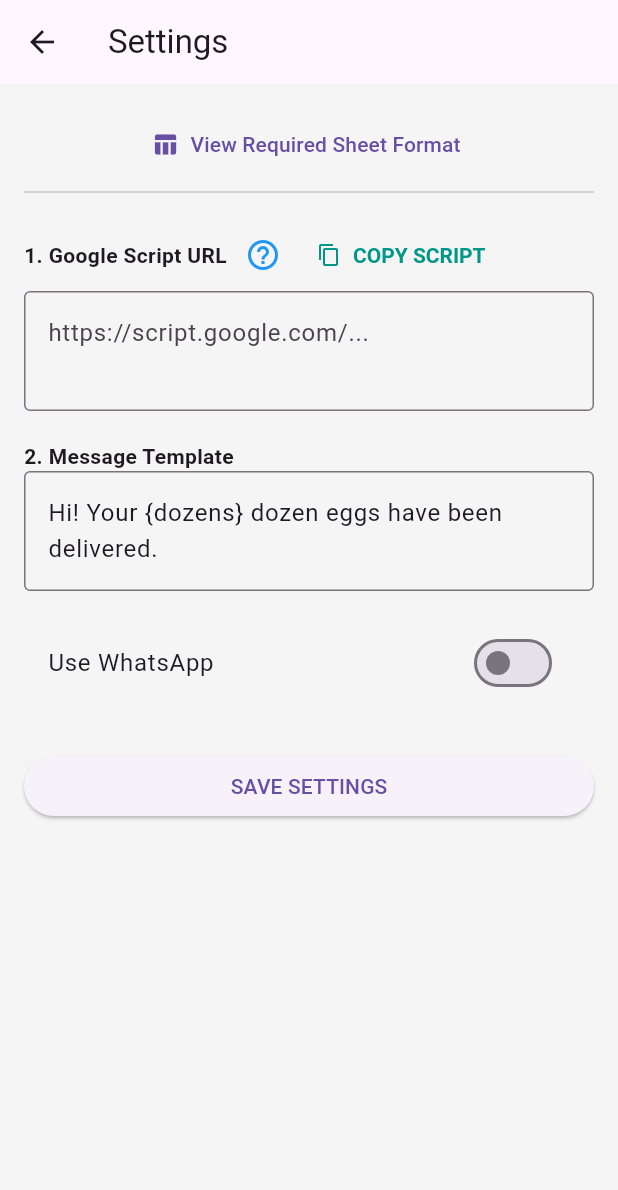
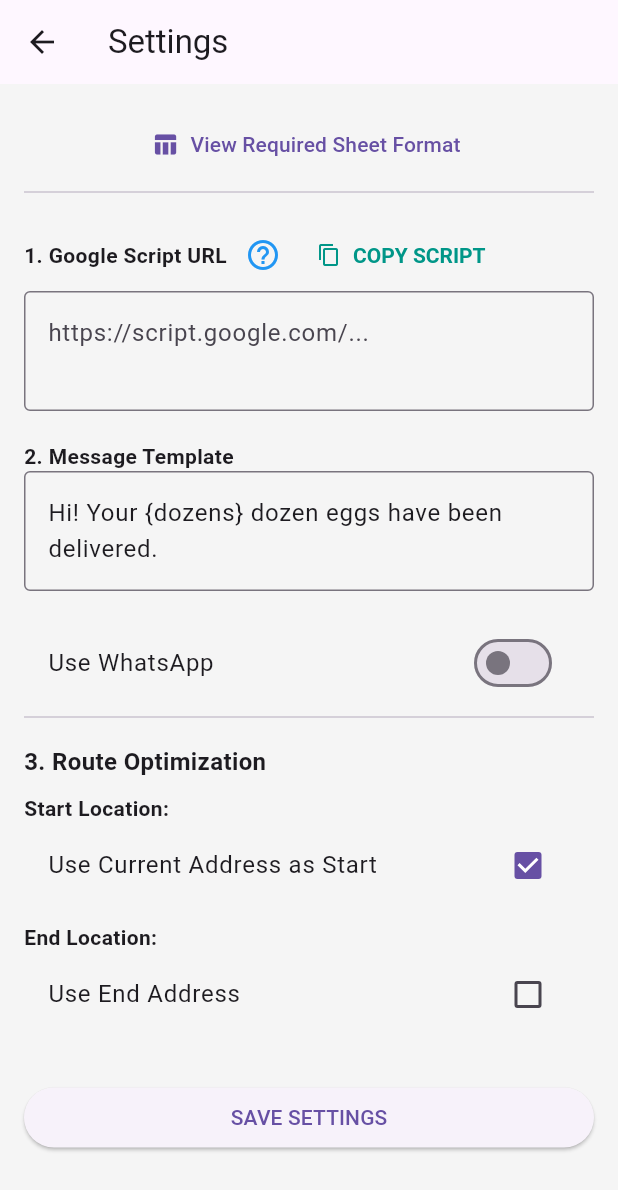
Before and after one commit to hemanth-saravanan/egg_delivery, a Flutter app: the screen it shows after launch, on a phone screen of 412 x 824 dp. Shown: the top 1190 px of the screen. Run offline on Flutter 3.47's test engine with Material 3 defaults, Android fonts, the phone set to English and light mode, and no system bars; our stand-ins replace geolocator, shared_preferences.

Commit message:
Implemented option to have start and end addresses to optimize for specific starts and ends

```diff
--- a/lib/main.dart
+++ b/lib/main.dart
@@ -353,15 +353,54 @@ class _DeliveryListPageState extends State<DeliveryListPage> {
 
   Future<void> _optimizeRoute() async {
     if (stops.isEmpty) return;
-    setState(() { isLoading = true; statusMessage = "Getting GPS..."; });
-    bool serviceEnabled = await Geolocator.isLocationServiceEnabled();
-    if (!serviceEnabled) { _showErrorSnackBar("Enable GPS first!"); setState(() => isLoading = false); return; }
-    LocationPermission permission = await Geolocator.checkPermission();
-    if (permission == LocationPermission.denied) {
-      permission = await Geolocator.requestPermission();
+
+    // Load Route Settings
+    final prefs = await SharedPreferences.getInstance();
+    bool useCurrentStart = prefs.getBool('use_current_start') ?? true;
+    String startAddress = prefs.getString('start_address') ?? "";
+    bool useEndAddress = prefs.getBool('use_end_address') ?? false;
+    bool useCurrentEnd = prefs.getBool('use_current_end') ?? true;
+    String endAddress = prefs.getString('end_address') ?? "";
+
+    double? startLat, startLng;
+    double? endLat, endLng;
+
+    setState(() { isLoading = true; statusMessage = "Resolving Locations..."; });
+
+    // 1. Resolve Start Location
+    if (useCurrentStart) {
+      bool serviceEnabled = await Geolocator.isLocationServiceEnabled();
+      if (!serviceEnabled) { _showErrorSnackBar("Enable GPS for Start Location!"); setState(() => isLoading = false); return; }
+      LocationPermission permission = await Geolocator.checkPermission();
+      if (permission == LocationPermission.denied) permission = await Geolocator.requestPermission();
       if (permission == LocationPermission.denied) { setState(() => isLoading = false); return; }
+
+      Position pos = await Geolocator.getCurrentPosition();
+      startLat = pos.latitude; startLng = pos.longitude;
+    } else {
+      if (startAddress.isEmpty) { _showErrorSnackBar("Set Start Address in Settings"); setState(() => isLoading = false); return; }
+      var coords = await _getCoordinatesFromAddress(startAddress);
+      if (coords == null) { _showErrorSnackBar("Start Address not found"); setState(() => isLoading = false); return; }
+      startLat = coords['lat']; startLng = coords['lng'];
     }
-    Position currentPos = await Geolocator.getCurrentPosition();
+
+    // 2. Resolve End Location (if used)
+    if (useEndAddress) {
+      if (useCurrentEnd) {
+        // If we just got GPS for start, reuse it (assuming round trip from current location)
+        if (useCurrentStart && startLat != null) {
+          endLat = startLat; endLng = startLng;
+        } else {
+          Position pos = await Geolocator.getCurrentPosition();
+          endLat = pos.latitude; endLng = pos.longitude;
+        }
+      } else {
+        if (endAddress.isEmpty) { _showErrorSnackBar("Set End Address in Settings"); setState(() => isLoading = false); return; }
+        var coords = await _getCoordinatesFromAddress(endAddress);
+        if (coords == null) { _showErrorSnackBar("End Address not found"); setState(() => isLoading = false); return; }
+        endLat = coords['lat']; endLng = coords['lng'];
+      }
+    }
 
     List<DeliveryStop> activeStops = [];
     List<DeliveryStop> inactiveStops = [];
@@ -382,6 +421,7 @@ class _DeliveryListPageState extends State<DeliveryListPage> {
     int n = activeStops.length;
     List<List<double>> distMatrix = List.generate(n, (_) => List.filled(n, 0.0));
     List<double> startDist = List.filled(n, 0.0);
+    List<double> endDist = List.filled(n, 0.0); // Distance from Stop -> End
     bool usedApi = false;
 
     // 1. Try OSRM API (Time-based optimization)
@@ -391,8 +431,10 @@ class _DeliveryListPageState extends State<DeliveryListPage> {
         setState(() => statusMessage = "Fetching Traffic Data...");
         List<String> coords = [];
         // OSRM expects "lng,lat"
-        coords.add("${currentPos.longitude},${currentPos.latitude}"); // Index 0
+        coords.add("$startLng,$startLat"); // Index 0: Start
         for (var s in activeStops) coords.add("${s.longitude},${s.latitude}");
+        // If end address exists, add it as the last coordinate
+        if (endLat != null) coords.add("$endLng,$endLat");
 
         String url = "https://router.project-osrm.org/table/v1/driving/${coords.join(';')}?annotations=duration";
         final response = await http.get(Uri.parse(url));
@@ -401,11 +443,15 @@ class _DeliveryListPageState extends State<DeliveryListPage> {
           var data = jsonDecode(response.body);
           List<dynamic> durations = data['durations'];
 
-          // Map OSRM (N+1)x(N+1) matrix to our internal structures
+          // Map OSRM matrix to our internal structures
+          // durations indices: 0=Start, 1..N=Stops, N+1=End (if exists)
           for (int i = 0; i < n; i++) {
             startDist[i] = (durations[0][i + 1] as num).toDouble(); // From Current(0) to Stop(i+1)
             for (int j = 0; j < n; j++) {
               distMatrix[i][j] = (durations[i + 1][j + 1] as num).toDouble(); // From Stop(i+1) to Stop(j+1)
+            }
+            if (endLat != null) {
+              endDist[i] = (durations[i + 1][n + 1] as num).toDouble(); // From Stop(i+1) to End(N+1)
             }
           }
           usedApi = true;
@@ -420,11 +466,12 @@ class _DeliveryListPageState extends State<DeliveryListPage> {
     if (!usedApi) {
       setState(() => statusMessage = "Optimizing (Distance)...");
       for (int i = 0; i < n; i++) {
-        startDist[i] = _calculateDistance(currentPos.latitude, currentPos.longitude, activeStops[i].latitude!, activeStops[i].longitude!);
+        startDist[i] = _calculateDistance(startLat!, startLng!, activeStops[i].latitude!, activeStops[i].longitude!);
         for (int j = 0; j < n; j++) {
           if (i == j) distMatrix[i][j] = 0.0;
           else distMatrix[i][j] = _calculateDistance(activeStops[i].latitude!, activeStops[i].longitude!, activeStops[j].latitude!, activeStops[j].longitude!);
         }
+        if (endLat != null) endDist[i] = _calculateDistance(activeStops[i].latitude!, activeStops[i].longitude!, endLat, endLng!);
       }
     } else {
       setState(() => statusMessage = "Optimizing (Drive Time)...");
@@ -436,6 +483,9 @@ class _DeliveryListPageState extends State<DeliveryListPage> {
       double total = startDist[indices[0]];
       for (int i = 0; i < indices.length - 1; i++) {
         total += distMatrix[indices[i]][indices[i+1]];
+      }
+      if (endLat != null) {
+        total += endDist[indices.last];
       }
       return total;
     }
@@ -643,6 +693,21 @@ class _DeliveryListPageState extends State<DeliveryListPage> {
     var a = 0.5 - c((lat2 - lat1) * p) / 2 + c(lat1 * p) * c(lat2 * p) * (1 - c((lon2 - lon1) * p)) / 2;
     return 12742 * asin(sqrt(a));
   }
+
+  Future<Map<String, double>?> _getCoordinatesFromAddress(String address) async {
+    try {
+      final url = Uri.parse("https://nominatim.openstreetmap.org/search?q=${Uri.encodeComponent(address)}&format=json&limit=1");
+      final response = await http.get(url, headers: {'User-Agent': 'EggDeliveryApp/1.0'});
+      if (response.statusCode == 200) {
+        final data = jsonDecode(response.body);
+        if (data is List && data.isNotEmpty) {
+          return {'lat': double.parse(data[0]['lat']), 'lng': double.parse(data[0]['lon'])};
+        }
+      }
+    } catch (e) { /* ignore */ }
+    return null;
+  }
+
   void _navigateToSettings() async {
     await Navigator.push(context, MaterialPageRoute(builder: (context) => const SettingsPage()));
     _loadSettingsAndFetch();
@@ -716,16 +781,44 @@ class _DeliveryListPageState extends State<DeliveryListPage> {
 
 class SettingsPage extends StatefulWidget { const SettingsPage({super.key}); @override State<SettingsPage> createState() => _SettingsPageState(); }
 class _SettingsPageState extends State<SettingsPage> {
-  final _scriptController = TextEditingController(); final _msgController = TextEditingController(); bool _useWhatsApp = false;
+  final _scriptController = TextEditingController();
+  final _msgController = TextEditingController();
+  bool _useWhatsApp = false;
+
+  // Route Settings
+  bool _useCurrentStart = true;
+  final _startAddrController = TextEditingController();
+  bool _useEndAddress = false;
+  bool _useCurrentEnd = true;
+  final _endAddrController = TextEditingController();
+
   @override void initState() { super.initState(); _loadCurrentSettings(); }
   Future<void> _loadCurrentSettings() async {
     final prefs = await SharedPreferences.getInstance();
-    setState(() { _scriptController.text = prefs.getString('script_link') ?? ""; _msgController.text = prefs.getString('msg_template') ?? "Hi! Your {dozens} dozen eggs have been delivered."; _useWhatsApp = prefs.getBool('use_whatsapp') ?? false; });
+    setState(() {
+      _scriptController.text = prefs.getString('script_link') ?? "";
+      _msgController.text = prefs.getString('msg_template') ?? "Hi! Your {dozens} dozen eggs have been delivered.";
+      _useWhatsApp = prefs.getBool('use_whatsapp') ?? false;
+      _useCurrentStart = prefs.getBool('use_current_start') ?? true;
+      _startAddrController.text = prefs.getString('start_address') ?? "";
+      _useEndAddress = prefs.getBool('use_end_address') ?? false;
+      _useCurrentEnd = prefs.getBool('use_current_end') ?? true;
+      _endAddrController.text = prefs.getString('end_address') ?? "";
+    });
   }
   Future<void> _saveSettings() async {
     try {
       final prefs = await SharedPreferences.getInstance();
-      await prefs.setString('script_link', _scriptController.text.trim()); await prefs.setString('msg_template', _msgController.text); await prefs.setBool('use_whatsapp', _useWhatsApp);
+      await prefs.setString('script_link', _scriptController.text.trim());
+      await prefs.setString('msg_template', _msgController.text);
+      await prefs.setBool('use_whatsapp', _useWhatsApp);
+
+      await prefs.setBool('use_current_start', _useCurrentStart);
+      await prefs.setString('start_address', _startAddrController.text.trim());
+      await prefs.setBool('use_end_address', _useEndAddress);
+      await prefs.setBool('use_current_end', _useCurrentEnd);
+      await prefs.setString('end_address', _endAddrController.text.trim());
+
       if (mounted) { ScaffoldMessenger.of(context).showSnackBar(const SnackBar(content: Text("Settings Saved!"), backgroundColor: Colors.green)); Navigator.pop(context); }
     } catch (e) { if (mounted) showDialog(context: context, builder: (context) => AlertDialog(title: const Text("Error"), content: Text(e.toString()), actions: [TextButton(onPressed: ()=>Navigator.pop(context), child: const Text("OK"))])); }
   }
@@ -741,6 +834,22 @@ class _SettingsPageState extends State<SettingsPage> {
           TextField(controller: _scriptController, decoration: const InputDecoration(border: OutlineInputBorder(), hintText: "https://script.google.com/..."), maxLines: 2),
           const SizedBox(height: 20), const Text("2. Message Template", style: TextStyle(fontWeight: FontWeight.bold)), TextField(controller: _msgController, decoration: const InputDecoration(border: OutlineInputBorder()), maxLines: 2),
           const SizedBox(height: 20), SwitchListTile(title: const Text("Use WhatsApp"), value: _useWhatsApp, onChanged: (val) => setState(() => _useWhatsApp = val)),
+
+          const Divider(), const SizedBox(height: 10),
+          const Text("3. Route Optimization", style: TextStyle(fontWeight: FontWeight.bold, fontSize: 16)),
+          const SizedBox(height: 10),
+          const Text("Start Location:", style: TextStyle(fontWeight: FontWeight.bold)),
+          CheckboxListTile(title: const Text("Use Current Address as Start"), value: _useCurrentStart, onChanged: (val) => setState(() => _useCurrentStart = val!)),
+          if (!_useCurrentStart) TextField(controller: _startAddrController, decoration: const InputDecoration(labelText: "Start Address", border: OutlineInputBorder())),
+
+          const SizedBox(height: 10),
+          const Text("End Location:", style: TextStyle(fontWeight: FontWeight.bold)),
+          CheckboxListTile(title: const Text("Use End Address"), value: _useEndAddress, onChanged: (val) => setState(() => _useEndAddress = val!)),
+          if (_useEndAddress) ...[
+            CheckboxListTile(title: const Text("Use Current Address as End"), value: _useCurrentEnd, onChanged: (val) => setState(() => _useCurrentEnd = val!)),
+            if (!_useCurrentEnd) TextField(controller: _endAddrController, decoration: const InputDecoration(labelText: "End Address", border: OutlineInputBorder())),
+          ],
+
           const SizedBox(height: 30), SizedBox(width: double.infinity, child: ElevatedButton(onPressed: _saveSettings, child: const Text("SAVE SETTINGS"))),
       ]))),
     );
```
